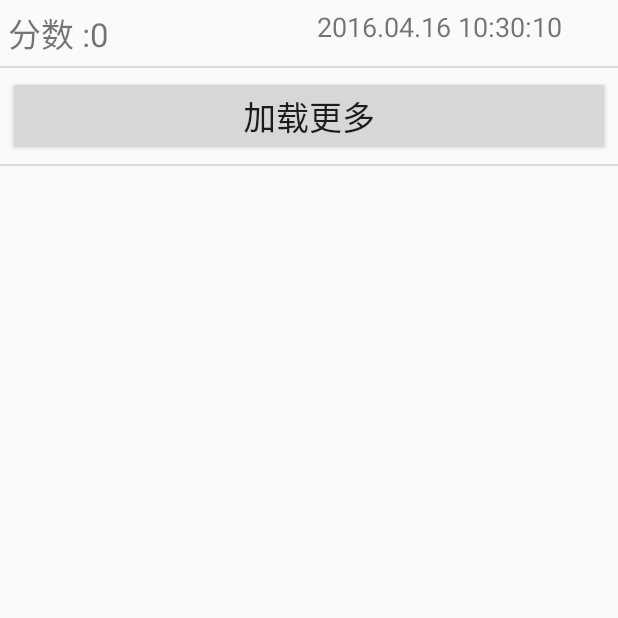
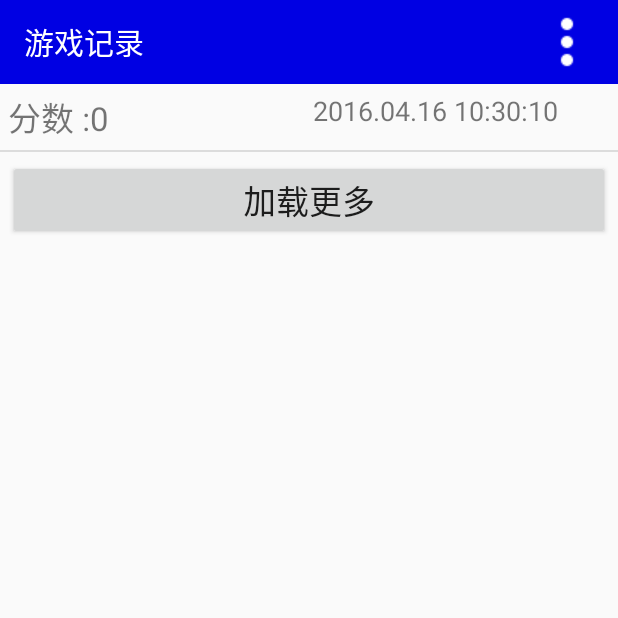
Before and after one commit to liangshui999/RetroSnaker, an Android app: the ScoreRecordActivity screen opened directly, with no data from a screen before it, on a phone screen of 412 x 824 dp, the top half of it. Run offline under Robolectric (Android 15) with nearby library versions, the phone set to English and light mode, and no system bars.

Commit message:
删除记录部分做完，项目功能已经完成了

```diff
--- a/app/src/main/java/com/example/asus_cp/activity/ScoreRecordActivity.java
+++ b/app/src/main/java/com/example/asus_cp/activity/ScoreRecordActivity.java
@@ -1,12 +1,16 @@
 package com.example.asus_cp.activity;
 
-import android.app.ListActivity;
+import android.app.Activity;
 import android.content.Intent;
+import android.graphics.Color;
 import android.os.Bundle;
+import android.support.v7.widget.Toolbar;
 import android.view.LayoutInflater;
+import android.view.MenuItem;
 import android.view.View;
 import android.widget.AdapterView;
 import android.widget.Button;
+import android.widget.ImageView;
 import android.widget.ListView;
 
 import com.example.asus_cp.adapter.RecordAdapter;
@@ -18,11 +22,13 @@ import java.util.List;
 /**
  * Created by asus-cp on 2016-04-14.
  */
-public class ScoreRecordActivity extends ListActivity {
+public class ScoreRecordActivity extends Activity {
     private RecordService recordService;
     private List<ScoreRecord>records;
     private RecordAdapter adapter;
     private ListView listView;
+    private Toolbar toolbar;
+    private ImageView deleteImageView;
 
     //position的key
     public static final String TIME_KEY ="positionKey";
@@ -36,12 +42,44 @@ public class ScoreRecordActivity extends ListActivity {
     @Override
     protected void onCreate(Bundle savedInstanceState) {
         super.onCreate(savedInstanceState);
+        //requestWindowFeature(Window.FEATURE_NO_TITLE);
+        setContentView(R.layout.score_record_layout);
         num=20;
-        listView=getListView();
+        listView= (ListView) findViewById(R.id.list_score_record);
+//        deleteImageView= (ImageView) LayoutInflater.from(this).inflate(R.layout.record_item_layout,null)
+//                .findViewById(R.id.img_delete);
+        toolbar= (Toolbar) findViewById(R.id.bar_score);
+        //toolbar.setLogo(R.mipmap.tubiao);
+        toolbar.setTitle("游戏记录");
+        toolbar.setTitleTextColor(Color.WHITE);
+        toolbar.setOverflowIcon(getResources().getDrawable(R.mipmap.ic_menu_more_overflow));
+        toolbar.inflateMenu(R.menu.record_menu);
+        toolbar.setOnMenuItemClickListener(new Toolbar.OnMenuItemClickListener() {
+            @Override
+            public boolean onMenuItemClick(MenuItem item) {
+                switch (item.getItemId()) {
+                    case R.id.menu_delete:
+                        //Toast.makeText(ScoreRecordActivity.this, "点击了删除按钮", Toast.LENGTH_SHORT).show();
+                        adapter=new RecordAdapter(ScoreRecordActivity.this,records,true);
+                        listView.setAdapter(adapter);
+                        break;
+                    case R.id.menu_clear:
+                        //Toast.makeText(ScoreRecordActivity.this, "点击了清空按钮", Toast.LENGTH_SHORT).show();
+                        recordService.deleteAllRecord();
+                        recordService.deleteAllScore();
+                        records.clear();
+                        adapter=new RecordAdapter(ScoreRecordActivity.this,records);
+                        listView.setAdapter(adapter);
+                        break;
+                }
+                return true;
+            }
+        });
+
         recordService=new RecordService();
         records=recordService.queryPageRecords(pageIndex,num);
         adapter=new RecordAdapter(this,records);
-        setListAdapter(adapter);
+        listView.setAdapter(adapter);
         listView.setOnItemClickListener(new AdapterView.OnItemClickListener() {
             @Override
             public void onItemClick(AdapterView<?> parent, View view, int position, long id) {
@@ -49,6 +87,22 @@ public class ScoreRecordActivity extends ListActivity {
                 intent.putExtra(TIME_KEY, records.get(position).getTime());
                 setResult(RESULT_OK, intent);//返回数据给上一个活动
                 finish();
+            }
+        });
+        listView.setOnItemLongClickListener(new AdapterView.OnItemLongClickListener() {
+            @Override
+            public boolean onItemLongClick(AdapterView<?> parent, View view, int position, long id) {
+//                ImageView imageView= (ImageView) view.findViewById(R.id.img_delete);
+//                imageView.setVisibility(View.VISIBLE);//将隐藏的删除图标显示出来
+//                imageView.setOnClickListener(new View.OnClickListener() {
+//                    @Override
+//                    public void onClick(View v) {
+//                        Toast.makeText(ScoreRecordActivity.this, "点击了删除按钮", Toast.LENGTH_SHORT).show();
+//                    }
+//                });
+                adapter=new RecordAdapter(ScoreRecordActivity.this,records,true);
+                listView.setAdapter(adapter);
+                return true;
             }
         });
         LayoutInflater inflater=LayoutInflater.from(this);
--- a/app/src/main/java/com/example/asus_cp/adapter/RecordAdapter.java
+++ b/app/src/main/java/com/example/asus_cp/adapter/RecordAdapter.java
@@ -5,10 +5,12 @@ import android.view.LayoutInflater;
 import android.view.View;
 import android.view.ViewGroup;
 import android.widget.BaseAdapter;
+import android.widget.ImageView;
 import android.widget.TextView;
 
 import com.example.asus_cp.activity.R;
 import com.example.asus_cp.model.ScoreRecord;
+import com.example.asus_cp.service.RecordService;
 
 import java.util.List;
 
@@ -19,11 +21,20 @@ public class RecordAdapter extends BaseAdapter {
     private Context context;
     private LayoutInflater inflater;
     private List<ScoreRecord>records;
+    private boolean isVisble;
 
+
+    public RecordAdapter(Context context,List<ScoreRecord> records,boolean isVisble) {
+        this.context = context;
+        inflater=LayoutInflater.from(context);
+        this.records = records;
+        this.isVisble=isVisble;
+    }
     public RecordAdapter(Context context,List<ScoreRecord> records) {
         this.context = context;
         inflater=LayoutInflater.from(context);
         this.records = records;
+
     }
 
     public RecordAdapter(){}
@@ -43,7 +54,7 @@ public class RecordAdapter extends BaseAdapter {
     }
 
     @Override
-    public View getView(int position, View convertView, ViewGroup parent) {
+    public View getView(final int position, final View convertView, final ViewGroup parent) {
         View view=convertView;
         ViewHolder viewHolder=null;
         if(view==null){
@@ -51,18 +62,42 @@ public class RecordAdapter extends BaseAdapter {
             viewHolder=new ViewHolder();
             viewHolder.scoreTextView= (TextView) view.findViewById(R.id.text_item_score);
             viewHolder.dateTextView= (TextView) view.findViewById(R.id.text_item_date);
+            viewHolder.deleteImageView= (ImageView) view.findViewById(R.id.img_delete);
             view.setTag(viewHolder);
         }else{
             viewHolder= (ViewHolder) view.getTag();
         }
-        viewHolder.scoreTextView.setText(records.get(position).getScore()+"");
-        viewHolder.dateTextView.setText(records.get(position).getDate());
+        if(records.size()>0){
+            viewHolder.scoreTextView.setText(records.get(position).getScore()+"");
+            viewHolder.dateTextView.setText(records.get(position).getDate());
+        }
+        //是否让删除按钮显示出来
+        if(isVisble){
+            viewHolder.deleteImageView.setVisibility(View.VISIBLE);
+            viewHolder.deleteImageView.setOnClickListener(new View.OnClickListener() {
+                @Override
+                public void onClick(View v) {
+                    if(records.size()>0){
+                        //将数据库中对应的记录删除
+                        int time=records.get(position).getTime();
+                        RecordService recordService=new RecordService();
+                        recordService.deleteScore(time);
+                        recordService.deleteRecord(time);
+                        records.remove(position);
+                        //getView(position,convertView,parent);//删除数据之后重新调用一次
+                        notifyDataSetChanged();//删除数据之后要通知更新ui
+                    }
+
+                }
+            });
+        }
         return view;
     }
 
     class ViewHolder {
         private TextView scoreTextView;
         private TextView dateTextView;
+        private ImageView deleteImageView;
     }
 
 }
--- a/app/src/main/java/com/example/asus_cp/db/DBConstant.java
+++ b/app/src/main/java/com/example/asus_cp/db/DBConstant.java
@@ -41,6 +41,12 @@ public interface DBConstant {
         //查询食物的语句
         public static final String SELCET_FOOD="select * from record where category=\"food\" and time=?";
 
+        //按记录次数删除数据
+        public static final String DELETE_RECORD_BY_TIME="delete from record where time=?";
+
+        //删除所有数据
+        public static final String DELETE_ALL_RECORD="delete from record where 1=1";
+
     }
 
 
@@ -76,6 +82,12 @@ public interface DBConstant {
 
         //分页查询记录
         public static final String SELECT_SCORE_BY_PAGE="select * from scoreTable order by time desc limit ?,?";
+
+        //按记录次数删除数据
+        public static final String DELETE_SCORE_BY_TIME="delete from scoreTable where time=?";
+
+        //删除所有数据
+        public static final String DELETE_ALL_SCORE="delete from scoreTable where 1=1";
     }
 
 }
--- /dev/null
+++ b/app/src/main/res/drawable/delete.xml
@@ -0,0 +1,5 @@
+<?xml version="1.0" encoding="UTF-8"?>
+<selector xmlns:android="http://schemas.android.com/apk/res/android">
+    <item android:drawable="@drawable/delete_normal" android:state_pressed="false"/>
+    <item android:drawable="@drawable/delete_pressed" android:state_pressed="true"/>
+</selector>
--- a/app/src/main/res/layout/record_item_layout.xml
+++ b/app/src/main/res/layout/record_item_layout.xml
@@ -37,6 +37,18 @@
             android:textSize="18sp"
             />
     </LinearLayout>
+    <LinearLayout
+        android:layout_width="wrap_content"
+        android:layout_height="wrap_content"
+        android:layout_marginRight="5dp"
+        android:layout_marginTop="5dp">
+        <ImageView
+            android:id="@+id/img_delete"
+            android:layout_width="25dp"
+            android:layout_height="25dp"
+            android:src="@drawable/delete"
+            android:visibility="gone"/>
+    </LinearLayout>
 
 
 
--- /dev/null
+++ b/app/src/main/res/layout/score_record_layout.xml
@@ -0,0 +1,20 @@
+<?xml version="1.0" encoding="utf-8"?>
+<LinearLayout xmlns:android="http://schemas.android.com/apk/res/android"
+    android:orientation="vertical" android:layout_width="match_parent"
+    android:layout_height="match_parent">
+    <android.support.v7.widget.Toolbar
+        android:id="@+id/bar_score"
+        android:layout_width="match_parent"
+        android:layout_height="wrap_content"
+        android:background="@color/blue"
+        >
+
+    </android.support.v7.widget.Toolbar>
+    <ListView
+        android:id="@+id/list_score_record"
+        android:layout_width="match_parent"
+        android:layout_height="wrap_content">
+
+    </ListView>
+
+</LinearLayout>
--- /dev/null
+++ b/app/src/main/res/menu/record_menu.xml
@@ -0,0 +1,15 @@
+<?xml version="1.0" encoding="utf-8"?>
+<menu xmlns:android="http://schemas.android.com/apk/res/android"
+    xmlns:app="http://schemas.android.com/apk/res-auto">
+    <item android:id="@+id/menu_delete"
+        android:title="@string/delete"
+        android:icon="@mipmap/ic_menu_delete"
+        app:showAsAction="never">
+
+    </item>
+    <item android:id="@+id/menu_clear"
+        android:title="@string/clear"
+        app:showAsAction="never">
+    </item>
+
+</menu>
--- a/app/src/main/res/values/colors.xml
+++ b/app/src/main/res/values/colors.xml
@@ -3,4 +3,5 @@
     <color name="colorPrimary">#3F51B5</color>
     <color name="colorPrimaryDark">#303F9F</color>
     <color name="colorAccent">#FF4081</color>
+    <color name="blue">#0000E3</color>
 </resources>
--- a/app/src/main/res/values/strings.xml
+++ b/app/src/main/res/values/strings.xml
@@ -12,5 +12,7 @@
     <string name="cacel">取消</string>
     <string name="time">2016.1.25 11:21:30</string>
     <string name="more">加载更多</string>
+    <string name="delete">删除</string>
+    <string name="clear">清空所有</string>
 
 </resources>
```
Also changed, not shown: app/src/main/java/com/example/asus_cp/service/RecordService.java (+66 -0 lines), app/src/main/res/drawable/delete_normal.png (added), app/src/main/res/drawable/delete_pressed.png (added), app/src/main/res/mipmap-mdpi/ic_drawer_home.png (added), app/src/main/res/mipmap-mdpi/ic_menu_delete.png (added), app/src/main/res/mipmap-mdpi/ic_menu_more_overflow.png (added).
